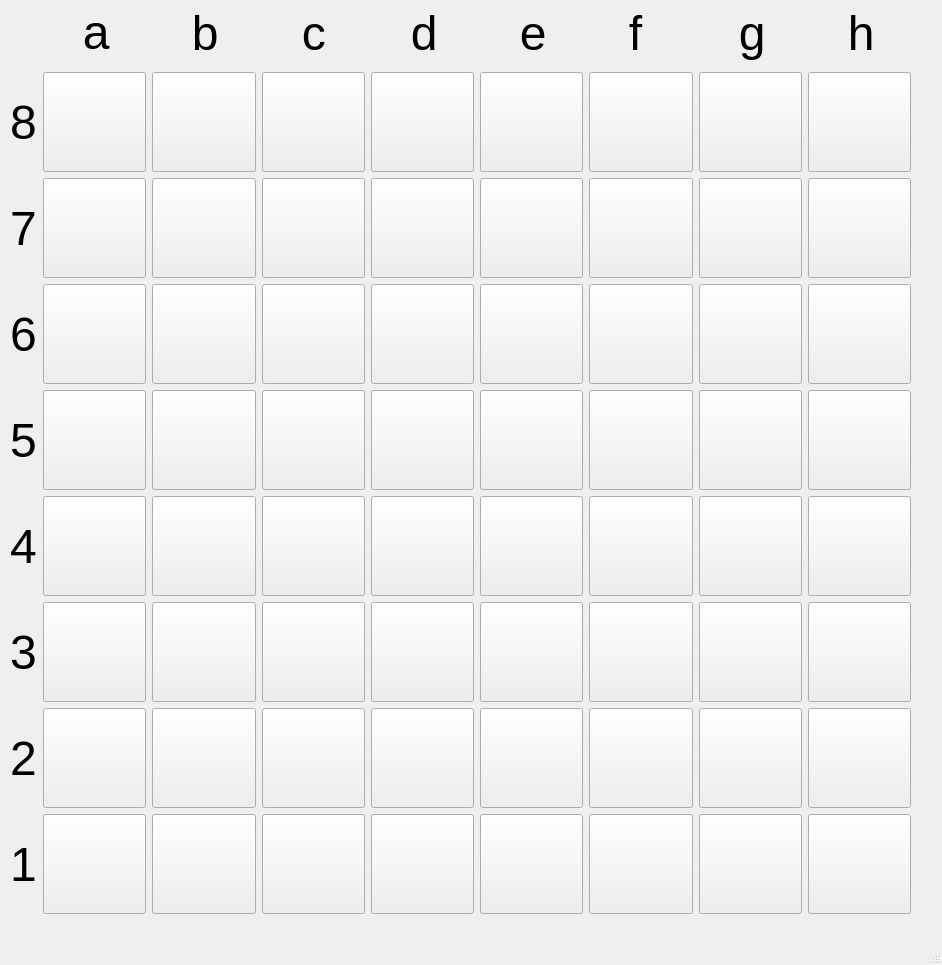
Above: chess.ui from HasRaed06/Chess before the change. Below: the same form after it.
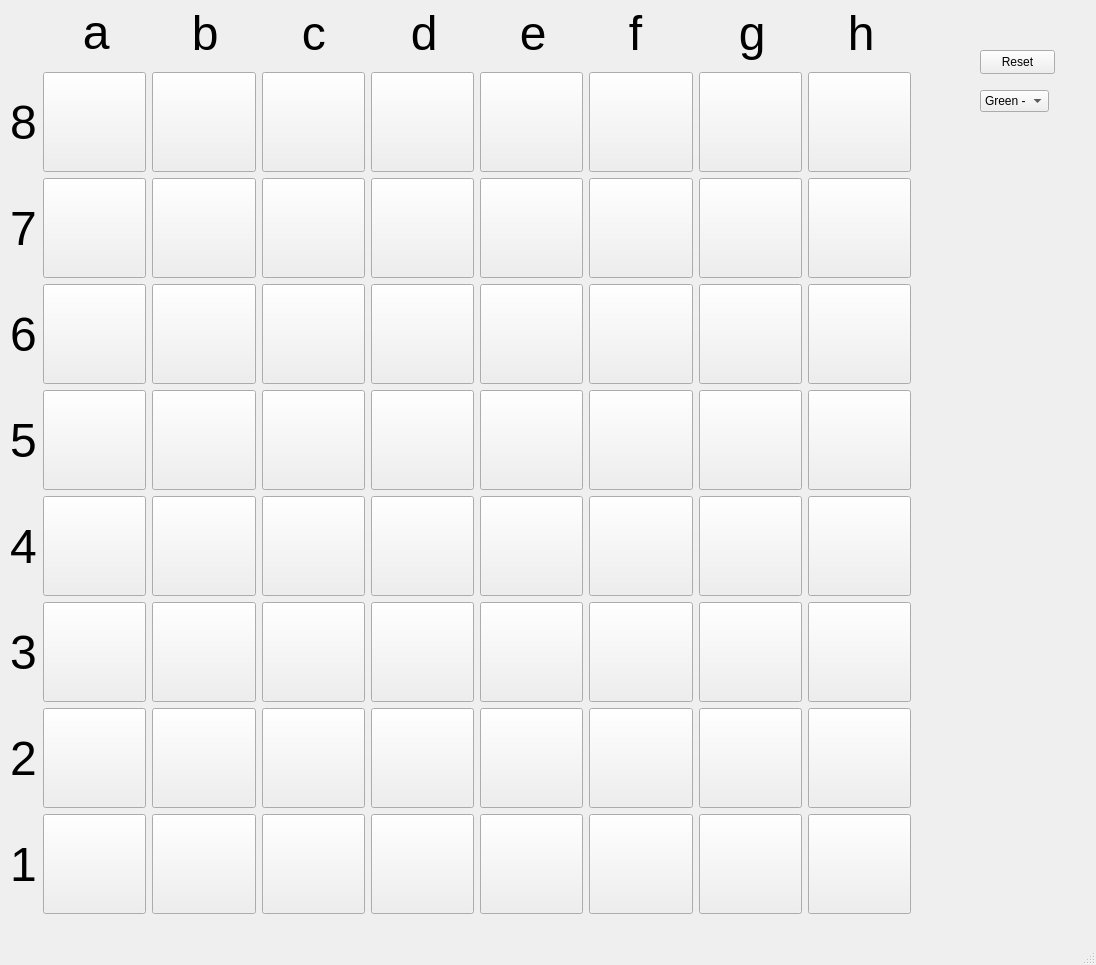
That is the form after the change.

Patch:
```diff
--- a/chess.ui
+++ b/chess.ui
@@ -6,7 +6,7 @@
    <rect>
     <x>0</x>
     <y>0</y>
-    <width>942</width>
+    <width>1096</width>
     <height>965</height>
    </rect>
   </property>
@@ -1949,6 +1949,34 @@
      </item>
     </layout>
    </widget>
+   <widget class="QPushButton" name="reset">
+    <property name="geometry">
+     <rect>
+      <x>980</x>
+      <y>50</y>
+      <width>75</width>
+      <height>24</height>
+     </rect>
+    </property>
+    <property name="text">
+     <string>Reset</string>
+    </property>
+   </widget>
+   <widget class="QComboBox" name="comboBox">
+    <property name="geometry">
+     <rect>
+      <x>980</x>
+      <y>90</y>
+      <width>69</width>
+      <height>22</height>
+     </rect>
+    </property>
+    <item>
+     <property name="text">
+      <string>Green - tan</string>
+     </property>
+    </item>
+   </widget>
   </widget>
   <widget class="QMenuBar" name="menubar">
    <property name="geometry">
```
Left out of the diff: 4 changed lines with no effect on the pictures.
